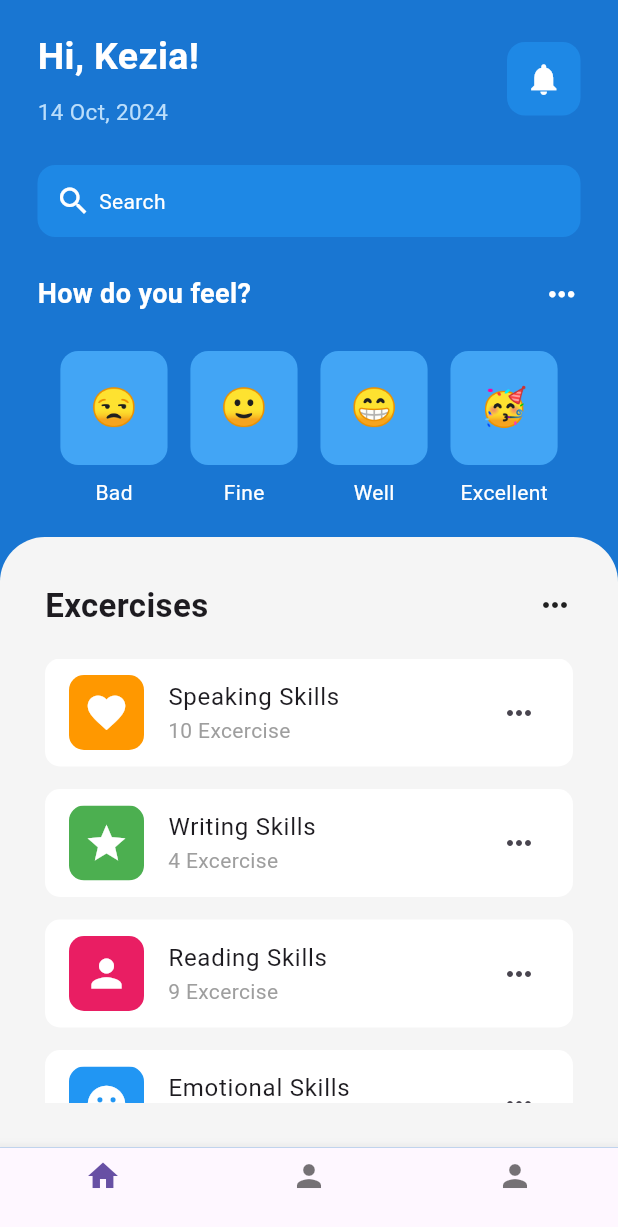
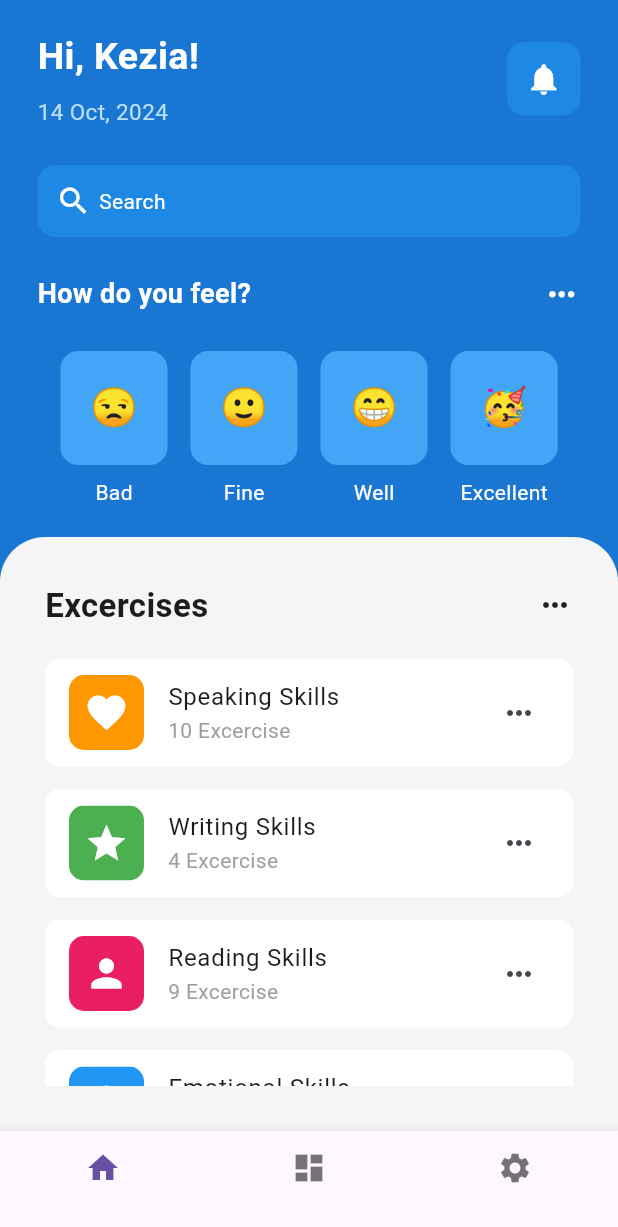
Before and after one commit to Kezia-Cane/Mental_Health_UI, a Flutter app: the screen it shows after launch, on a phone screen of 412 x 824 dp. Shown: the top 1227 px of the screen. Run offline on Flutter 3.47's test engine with Material 3 defaults, Android fonts, the phone set to English and light mode, and no system bars; our stand-ins replace material_color_utilities.

Commit message:
added interactive navbar

```diff
--- a/lib/pages/home_page.dart
+++ b/lib/pages/home_page.dart
@@ -3,6 +3,9 @@
 import 'package:flutter/material.dart';
 import 'package:mentalhealth_app/util/emotion_faces.dart';
 import 'package:mentalhealth_app/util/excercise_tile.dart';
+
+import 'dashboard_page.dart';
+import 'settings_page.dart';
 
 class HomePage extends StatefulWidget {
   const HomePage({super.key});
@@ -12,21 +15,42 @@ class HomePage extends StatefulWidget {
 }
 
 class _HomePageState extends State<HomePage> {
+  int _currentIndex = 0;
+
+  final List<Widget> _pages = [
+    HomePage(),
+    DashboardPage(),
+    SettingsPage(),
+  ];
+
+  void _onItemTapped(int index) {
+    setState(() {
+      _currentIndex = index;
+    });
+  }
+
   @override
   Widget build(BuildContext context) {
     return Scaffold(
       backgroundColor: Colors.blue[700],
-      bottomNavigationBar: BottomNavigationBar(items: [
+      bottomNavigationBar: Container(
+        height: 70,
+        child: BottomNavigationBar(
+            currentIndex: _currentIndex,
+            onTap: _onItemTapped,
+            items: [
               BottomNavigationBarItem(icon: Icon(Icons.home), label: ''),
-        BottomNavigationBarItem(icon: Icon(Icons.person), label: ''),
-        BottomNavigationBarItem(icon: Icon(Icons.person), label: ''),
+              BottomNavigationBarItem(icon: Icon(Icons.dashboard), label: ''),
+              BottomNavigationBarItem(icon: Icon(Icons.settings), label: ''),
             ]),
-      body: SafeArea(
+      ),
+      body: _currentIndex == 0
+          ? SafeArea(
               child: Column(
                 children: [
                   Padding(
-              padding:
-                  const EdgeInsets.symmetric(horizontal: 25.0, vertical: 20.0),
+                    padding: const EdgeInsets.symmetric(
+                        horizontal: 25.0, vertical: 20.0),
                     child: Column(
                       children: [
                         Row(
@@ -92,7 +116,8 @@ class _HomePageState extends State<HomePage> {
                                     color: Colors.white,
                                     fontSize: 18,
                                     fontWeight: FontWeight.bold)),
-                      Icon(Icons.more_horiz, color: Colors.white, size: 25)
+                            Icon(Icons.more_horiz,
+                                color: Colors.white, size: 25)
                           ],
                         ),
                         SizedBox(
@@ -109,7 +134,8 @@ class _HomePageState extends State<HomePage> {
                                 SizedBox(
                                   height: 8,
                                 ),
-                          Text('Bad', style: TextStyle(color: Colors.white)),
+                                Text('Bad',
+                                    style: TextStyle(color: Colors.white)),
                               ],
                             ),
                             Column(
@@ -120,7 +146,8 @@ class _HomePageState extends State<HomePage> {
                                 SizedBox(
                                   height: 8,
                                 ),
-                          Text('Fine', style: TextStyle(color: Colors.white)),
+                                Text('Fine',
+                                    style: TextStyle(color: Colors.white)),
                               ],
                             ),
                             Column(
@@ -131,7 +158,8 @@ class _HomePageState extends State<HomePage> {
                                 SizedBox(
                                   height: 8,
                                 ),
-                          Text('Well', style: TextStyle(color: Colors.white)),
+                                Text('Well',
+                                    style: TextStyle(color: Colors.white)),
                               ],
                             ),
                             Column(
@@ -220,7 +248,12 @@ class _HomePageState extends State<HomePage> {
                   )
                 ],
               ),
-      ),
+            )
+          : _currentIndex == 1
+              ? DashboardPage()
+              : _currentIndex == 2
+                  ? SettingsPage()
+                  : Container(),
     );
   }
 }
```
Also changed, not shown: lib/pages/dashboard_page.dart (added, +10 -0 lines), lib/pages/settings_page.dart (added, +10 -0 lines). Lines whose indentation alone changed are shown as unchanged.
